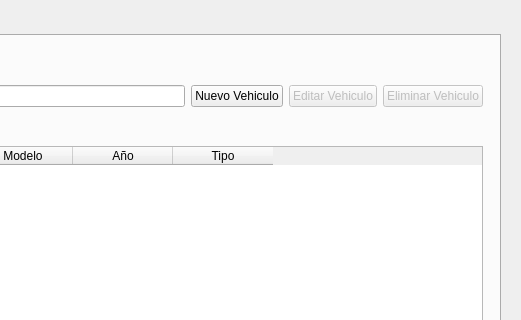
Old version of the form mainwindow.ui in the repository KeyHiro/TCSFP; both pictures show x 170 to 691 and y 0 to 320 of the 691 by 455 pixel window.
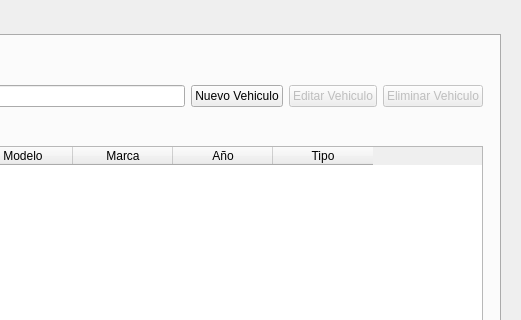
New version of the form. The open tabs and pages were chosen to show the change.

Patch:
```diff
--- a/mainwindow.ui
+++ b/mainwindow.ui
@@ -82,6 +82,11 @@
         <string>Modelo</string>
        </property>
       </column>
+      <column>
+       <property name="text">
+        <string>Marca</string>
+       </property>
+      </column>
       <column>
        <property name="text">
         <string>Año</string>
```
Left out of the diff: 2 changed lines with no effect on the pictures.
